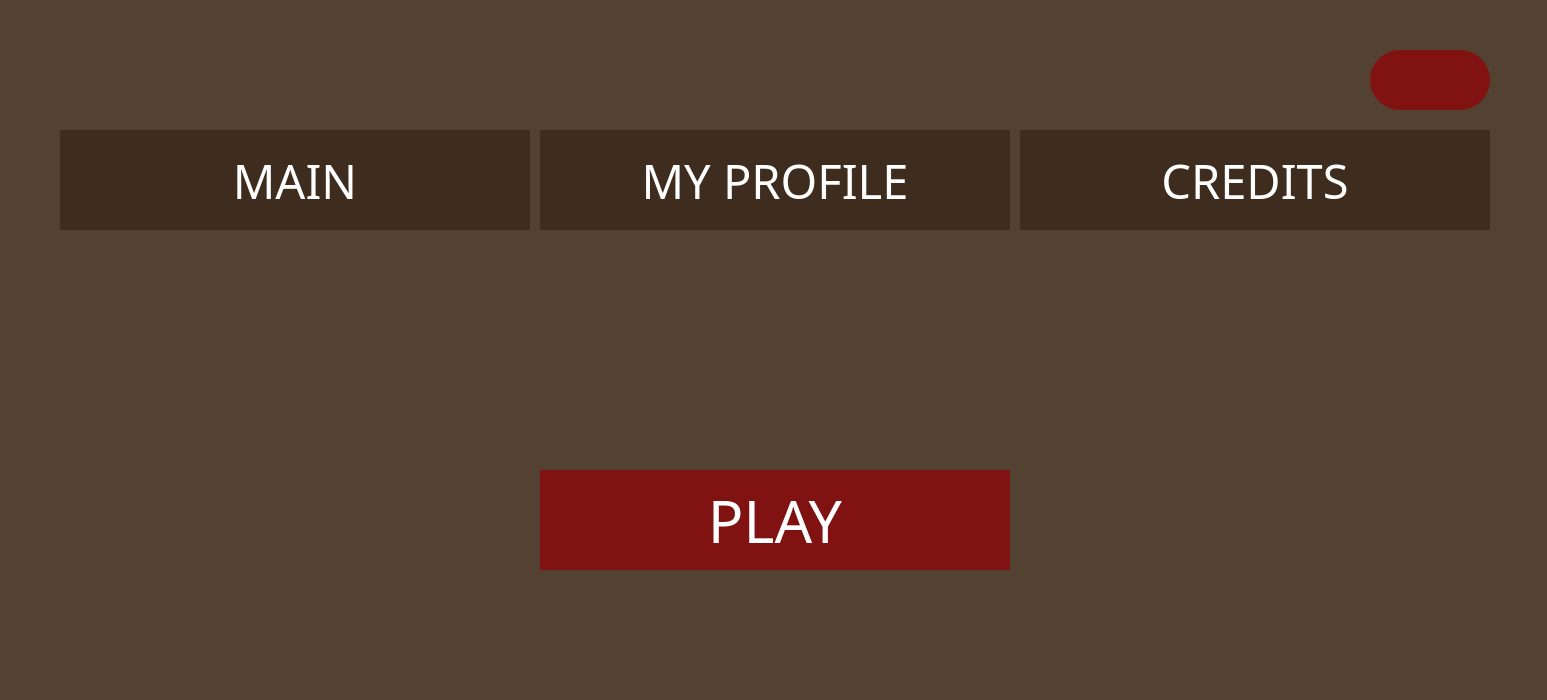
Above: TriviadorClient/TriviadorClient/form/MainMenu.ui from andreicorbu1/Triviador before the change. Below: the same form after it.
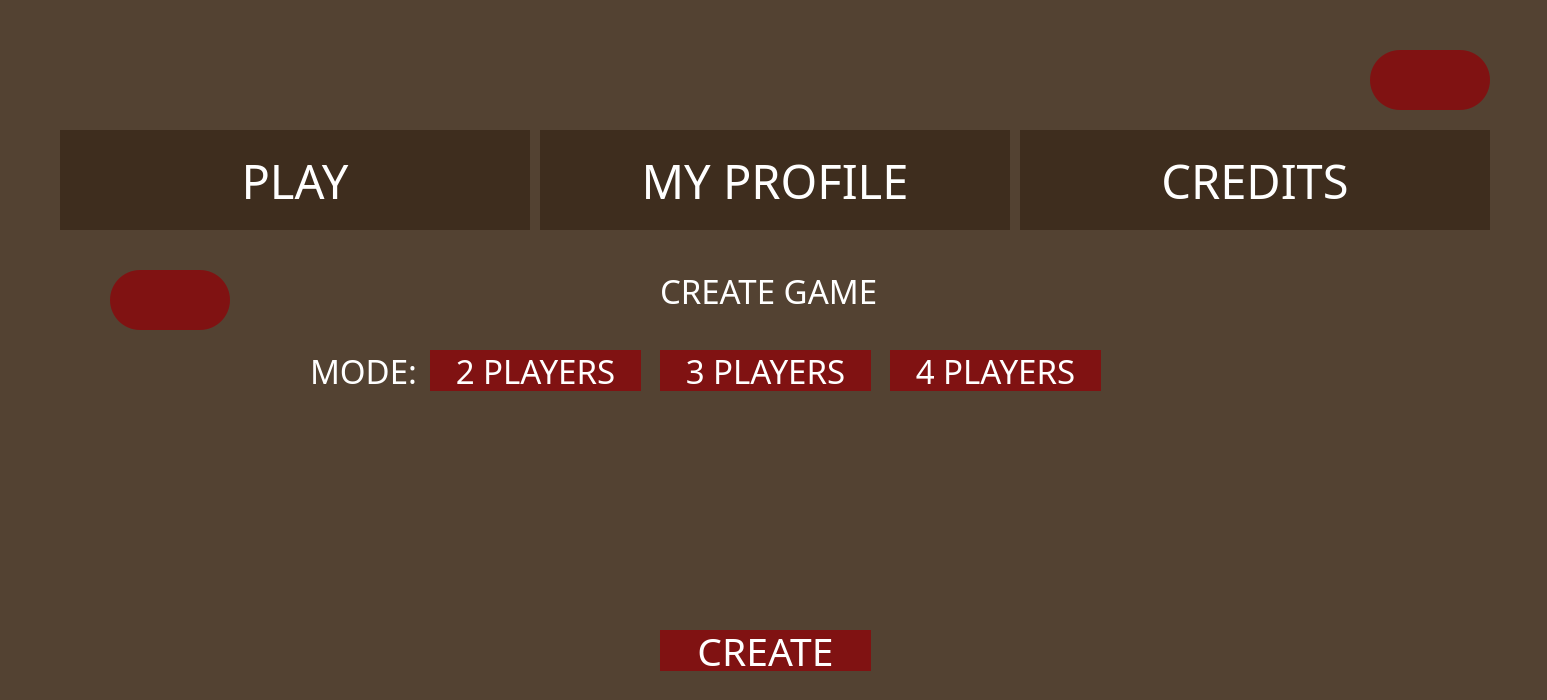
That is the form after the change. The open tabs and pages were chosen to show the change. Icons and pictures are not drawn.

Commit message: Little changes to the menu to prepare for the implementation of the game

```diff
--- a/TriviadorClient/TriviadorClient/form/MainMenu.ui
+++ b/TriviadorClient/TriviadorClient/form/MainMenu.ui
@@ -61,7 +61,7 @@
     </size>
    </property>
   </widget>
-  <widget class="QPushButton" name="mainButton">
+  <widget class="QPushButton" name="playButton">
    <property name="geometry">
     <rect>
      <x>60</x>
@@ -90,7 +90,7 @@
 border: none;</string>
    </property>
    <property name="text">
-    <string>MAIN</string>
+    <string>PLAY</string>
    </property>
   </widget>
   <widget class="QPushButton" name="myProfileButton">
@@ -188,12 +188,12 @@
    <property name="currentIndex">
     <number>0</number>
    </property>
-   <widget class="QWidget" name="main">
-    <widget class="QPushButton" name="playButton">
+   <widget class="QWidget" name="play">
+    <widget class="QPushButton" name="joinGameButton">
      <property name="geometry">
       <rect>
        <x>480</x>
-       <y>220</y>
+       <y>120</y>
        <width>470</width>
        <height>100</height>
       </rect>
@@ -216,7 +216,245 @@
 </string>
      </property>
      <property name="text">
-      <string>PLAY</string>
+      <string>JOIN GAME</string>
+     </property>
+    </widget>
+    <widget class="QPushButton" name="createGameButton">
+     <property name="geometry">
+      <rect>
+       <x>480</x>
+       <y>270</y>
+       <width>470</width>
+       <height>100</height>
+      </rect>
+     </property>
+     <property name="font">
+      <font>
+       <family>Franklin Gothic Heavy</family>
+       <pointsize>44</pointsize>
+       <underline>false</underline>
+       <strikeout>false</strikeout>
+       <kerning>true</kerning>
+      </font>
+     </property>
+     <property name="cursor">
+      <cursorShape>PointingHandCursor</cursorShape>
+     </property>
+     <property name="styleSheet">
+      <string notr="true">background-color: rgb(128, 18, 18);
+border: none;
+</string>
+     </property>
+     <property name="text">
+      <string>CREATE GAME</string>
+     </property>
+    </widget>
+   </widget>
+   <widget class="QWidget" name="createGame">
+    <widget class="QPushButton" name="backButton">
+     <property name="geometry">
+      <rect>
+       <x>50</x>
+       <y>20</y>
+       <width>120</width>
+       <height>60</height>
+      </rect>
+     </property>
+     <property name="font">
+      <font>
+       <family>Franklin Gothic Heavy</family>
+       <pointsize>44</pointsize>
+       <underline>false</underline>
+       <strikeout>false</strikeout>
+       <kerning>true</kerning>
+      </font>
+     </property>
+     <property name="cursor">
+      <cursorShape>PointingHandCursor</cursorShape>
+     </property>
+     <property name="styleSheet">
+      <string notr="true">background: rgb(128, 18, 18);
+border-radius: 30px;
+</string>
+     </property>
+     <property name="text">
+      <string/>
+     </property>
+     <property name="icon">
+      <iconset resource="../resource/Triviador.qrc">
+       <normaloff>:/Icon/back_arrow.png</normaloff>:/Icon/back_arrow.png</iconset>
+     </property>
+     <property name="iconSize">
+      <size>
+       <width>64</width>
+       <height>32</height>
+      </size>
+     </property>
+    </widget>
+    <widget class="QLabel" name="modeLabel">
+     <property name="geometry">
+      <rect>
+       <x>250</x>
+       <y>100</y>
+       <width>111</width>
+       <height>41</height>
+      </rect>
+     </property>
+     <property name="font">
+      <font>
+       <family>Franklin Gothic Heavy</family>
+       <pointsize>25</pointsize>
+      </font>
+     </property>
+     <property name="text">
+      <string>MODE:</string>
+     </property>
+    </widget>
+    <widget class="QPushButton" name="twoPlayersButton">
+     <property name="geometry">
+      <rect>
+       <x>370</x>
+       <y>100</y>
+       <width>211</width>
+       <height>41</height>
+      </rect>
+     </property>
+     <property name="minimumSize">
+      <size>
+       <width>0</width>
+       <height>40</height>
+      </size>
+     </property>
+     <property name="font">
+      <font>
+       <family>Franklin Gothic Heavy</family>
+       <pointsize>25</pointsize>
+      </font>
+     </property>
+     <property name="cursor">
+      <cursorShape>PointingHandCursor</cursorShape>
+     </property>
+     <property name="styleSheet">
+      <string notr="true">background: rgb(128, 18, 18);
+border: none;</string>
+     </property>
+     <property name="text">
+      <string>2 PLAYERS</string>
+     </property>
+    </widget>
+    <widget class="QPushButton" name="threePlayersButton">
+     <property name="geometry">
+      <rect>
+       <x>600</x>
+       <y>100</y>
+       <width>211</width>
+       <height>41</height>
+      </rect>
+     </property>
+     <property name="minimumSize">
+      <size>
+       <width>0</width>
+       <height>40</height>
+      </size>
+     </property>
+     <property name="font">
+      <font>
+       <family>Franklin Gothic Heavy</family>
+       <pointsize>25</pointsize>
+      </font>
+     </property>
+     <property name="cursor">
+      <cursorShape>PointingHandCursor</cursorShape>
+     </property>
+     <property name="styleSheet">
+      <string notr="true">background: rgb(128, 18, 18);
+border: none;</string>
+     </property>
+     <property name="text">
+      <string>3 PLAYERS</string>
+     </property>
+    </widget>
+    <widget class="QPushButton" name="fourPlayersButton">
+     <property name="geometry">
+      <rect>
+       <x>830</x>
+       <y>100</y>
+       <width>211</width>
+       <height>41</height>
+      </rect>
+     </property>
+     <property name="minimumSize">
+      <size>
+       <width>0</width>
+       <height>40</height>
+      </size>
+     </property>
+     <property name="font">
+      <font>
+       <family>Franklin Gothic Heavy</family>
+       <pointsize>25</pointsize>
+      </font>
+     </property>
+     <property name="cursor">
+      <cursorShape>PointingHandCursor</cursorShape>
+     </property>
+     <property name="styleSheet">
+      <string notr="true">background: rgb(128, 18, 18);
+border: none;</string>
+     </property>
+     <property name="text">
+      <string>4 PLAYERS</string>
+     </property>
+    </widget>
+    <widget class="QLabel" name="modeLabel_2">
+     <property name="geometry">
+      <rect>
+       <x>600</x>
+       <y>20</y>
+       <width>231</width>
+       <height>41</height>
+      </rect>
+     </property>
+     <property name="font">
+      <font>
+       <family>Franklin Gothic Heavy</family>
+       <pointsize>25</pointsize>
+      </font>
+     </property>
+     <property name="text">
+      <string>CREATE GAME</string>
+     </property>
+    </widget>
+    <widget class="QPushButton" name="createButton">
+     <property name="geometry">
+      <rect>
+       <x>600</x>
+       <y>380</y>
+       <width>211</width>
+       <height>41</height>
+      </rect>
+     </property>
+     <property name="minimumSize">
+      <size>
+       <width>0</width>
+       <height>40</height>
+      </size>
+     </property>
+     <property name="font">
+      <font>
+       <family>Franklin Gothic Heavy</family>
+       <pointsize>29</pointsize>
+      </font>
+     </property>
+     <property name="cursor">
+      <cursorShape>PointingHandCursor</cursorShape>
+     </property>
+     <property name="styleSheet">
+      <string notr="true">background: rgb(128, 18, 18);
+border: none;</string>
+     </property>
+     <property name="text">
+      <string>CREATE</string>
      </property>
     </widget>
    </widget>
```
The commit also changes 6 other files.
